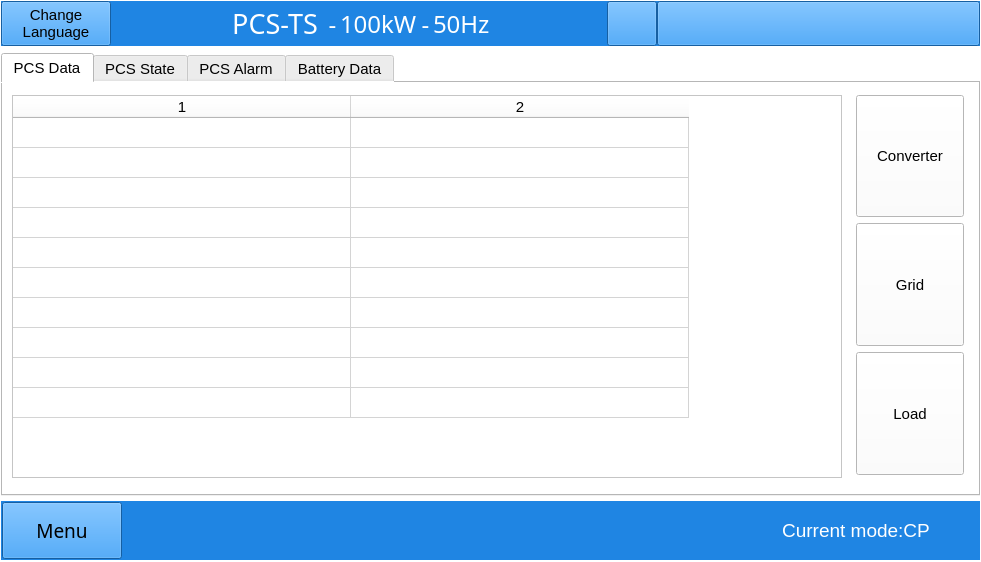
Old version of the form win.ui in the repository megarevolpr/Win.
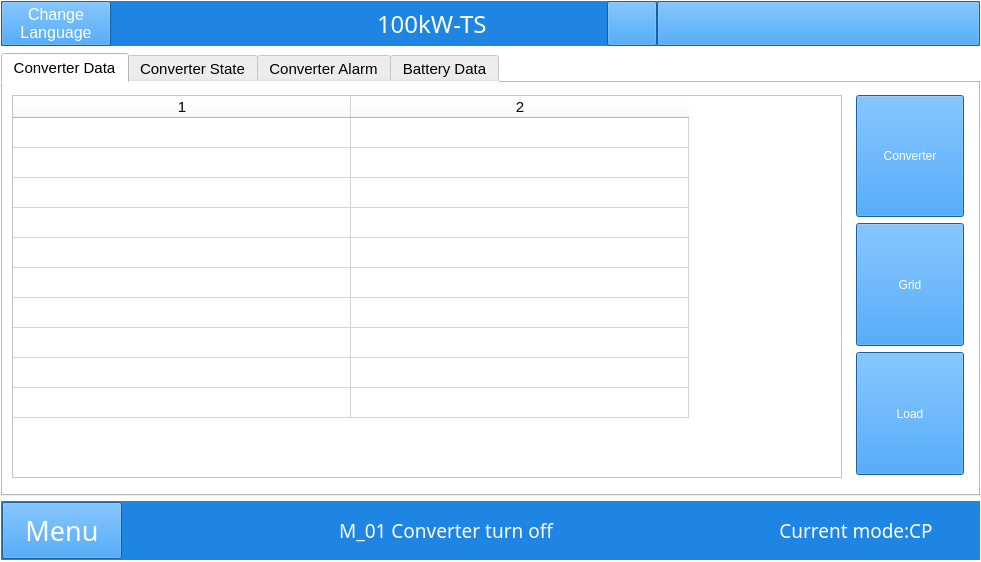
New version of the form. The open tabs and pages were chosen to show the change. Icons and pictures are not drawn.

```diff
--- a/win.ui
+++ b/win.ui
@@ -2514,68 +2514,6 @@
       <property name="spacing">
        <number>0</number>
       </property>
-      <item row="0" column="3">
-       <widget class="QLabel" name="label">
-        <property name="minimumSize">
-         <size>
-          <width>15</width>
-          <height>45</height>
-         </size>
-        </property>
-        <property name="maximumSize">
-         <size>
-          <width>99</width>
-          <height>45</height>
-         </size>
-        </property>
-        <property name="font">
-         <font>
-          <family>Agency FB</family>
-          <pointsize>18</pointsize>
-         </font>
-        </property>
-        <property name="styleSheet">
-         <string notr="true">color: rgb(255, 255, 255);</string>
-        </property>
-        <property name="text">
-         <string>-</string>
-        </property>
-        <property name="alignment">
-         <set>Qt::AlignCenter</set>
-        </property>
-       </widget>
-      </item>
-      <item row="0" column="5">
-       <widget class="QLabel" name="UI_space_1">
-        <property name="minimumSize">
-         <size>
-          <width>15</width>
-          <height>45</height>
-         </size>
-        </property>
-        <property name="maximumSize">
-         <size>
-          <width>99</width>
-          <height>45</height>
-         </size>
-        </property>
-        <property name="font">
-         <font>
-          <family>Agency FB</family>
-          <pointsize>18</pointsize>
-         </font>
-        </property>
-        <property name="styleSheet">
-         <string notr="true">color: rgb(255, 255, 255);</string>
-        </property>
-        <property name="text">
-         <string>-</string>
-        </property>
-        <property name="alignment">
-         <set>Qt::AlignCenter</set>
-        </property>
-       </widget>
-      </item>
       <item row="0" column="1">
        <spacer name="horizontalSpacer_10">
         <property name="orientation">
@@ -2589,72 +2527,30 @@
         </property>
        </spacer>
       </item>
-      <item row="0" column="6">
-       <widget class="QLabel" name="UI_Freq">
+      <item row="0" column="5">
+       <widget class="QPushButton" name="TimeSeting_btn">
         <property name="minimumSize">
          <size>
-          <width>60</width>
+          <width>323</width>
           <height>45</height>
          </size>
         </property>
         <property name="maximumSize">
          <size>
-          <width>9999</width>
+          <width>999</width>
           <height>45</height>
          </size>
         </property>
         <property name="font">
          <font>
-          <family>SimSun-ExtB</family>
-          <pointsize>18</pointsize>
+          <pointsize>20</pointsize>
          </font>
         </property>
         <property name="styleSheet">
          <string notr="true">color: rgb(255, 255, 255);</string>
         </property>
         <property name="text">
-         <string>50Hz</string>
-        </property>
-       </widget>
-      </item>
-      <item row="0" column="7">
-       <spacer name="horizontalSpacer_3">
-        <property name="orientation">
-         <enum>Qt::Horizontal</enum>
-        </property>
-        <property name="sizeHint" stdset="0">
-         <size>
-          <width>11</width>
-          <height>45</height>
-         </size>
-        </property>
-       </spacer>
-      </item>
-      <item row="0" column="4">
-       <widget class="QLabel" name="UI_captye">
-        <property name="minimumSize">
-         <size>
-          <width>75</width>
-          <height>45</height>
-         </size>
-        </property>
-        <property name="maximumSize">
-         <size>
-          <width>9999</width>
-          <height>45</height>
-         </size>
-        </property>
-        <property name="font">
-         <font>
-          <family>SimSun-ExtB</family>
-          <pointsize>18</pointsize>
-         </font>
-        </property>
-        <property name="styleSheet">
-         <string notr="true">color: rgb(255, 255, 255);</string>
-        </property>
-        <property name="text">
-         <string>100kW</string>
+         <string/>
         </property>
        </widget>
       </item>
@@ -2674,11 +2570,11 @@
         </property>
         <property name="font">
          <font>
-          <pointsize>11</pointsize>
+          <pointsize>12</pointsize>
          </font>
         </property>
         <property name="styleSheet">
-         <string notr="true"/>
+         <string notr="true">color: rgb(255, 255, 255);</string>
         </property>
         <property name="text">
          <string>Change
@@ -2686,65 +2582,7 @@
         </property>
        </widget>
       </item>
-      <item row="0" column="2">
-       <widget class="QLabel" name="Machine_Name">
-        <property name="minimumSize">
-         <size>
-          <width>100</width>
-          <height>45</height>
-         </size>
-        </property>
-        <property name="maximumSize">
-         <size>
-          <width>9999</width>
-          <height>45</height>
-         </size>
-        </property>
-        <property name="font">
-         <font>
-          <family>SimSun-ExtB</family>
-          <pointsize>20</pointsize>
-         </font>
-        </property>
-        <property name="styleSheet">
-         <string notr="true">color: rgb(255, 255, 255);</string>
-        </property>
-        <property name="text">
-         <string>PCS-TS</string>
-        </property>
-        <property name="alignment">
-         <set>Qt::AlignCenter</set>
-        </property>
-       </widget>
-      </item>
-      <item row="0" column="9">
-       <widget class="QPushButton" name="TimeSeting_btn">
-        <property name="minimumSize">
-         <size>
-          <width>323</width>
-          <height>45</height>
-         </size>
-        </property>
-        <property name="maximumSize">
-         <size>
-          <width>999</width>
-          <height>45</height>
-         </size>
-        </property>
-        <property name="font">
-         <font>
-          <pointsize>16</pointsize>
-         </font>
-        </property>
-        <property name="styleSheet">
-         <string notr="true">color: rgb(255, 255, 255);</string>
-        </property>
-        <property name="text">
-         <string/>
-        </property>
-       </widget>
-      </item>
-      <item row="0" column="8">
+      <item row="0" column="4">
        <widget class="QPushButton" name="Alarm_Button">
         <property name="minimumSize">
          <size>
@@ -2766,6 +2604,50 @@
         </property>
        </widget>
       </item>
+      <item row="0" column="3">
+       <spacer name="horizontalSpacer_3">
+        <property name="orientation">
+         <enum>Qt::Horizontal</enum>
+        </property>
+        <property name="sizeType">
+         <enum>QSizePolicy::Preferred</enum>
+        </property>
+        <property name="sizeHint" stdset="0">
+         <size>
+          <width>120</width>
+          <height>45</height>
+         </size>
+        </property>
+       </spacer>
+      </item>
+      <item row="0" column="2">
+       <widget class="QLabel" name="UI_captye">
+        <property name="minimumSize">
+         <size>
+          <width>75</width>
+          <height>45</height>
+         </size>
+        </property>
+        <property name="maximumSize">
+         <size>
+          <width>9999</width>
+          <height>45</height>
+         </size>
+        </property>
+        <property name="font">
+         <font>
+          <family>SimSun-ExtB</family>
+          <pointsize>18</pointsize>
+         </font>
+        </property>
+        <property name="styleSheet">
+         <string notr="true">color: rgb(255, 255, 255);</string>
+        </property>
+        <property name="text">
+         <string>100kW-TS</string>
+        </property>
+       </widget>
+      </item>
      </layout>
     </widget>
     <widget class="QStackedWidget" name="stackedWidget">
@@ -3883,7 +3765,7 @@
            </size>
           </property>
           <attribute name="title">
-           <string>PCS Data</string>
+           <string>Converter Data</string>
           </attribute>
           <layout class="QGridLayout" name="gridLayout_22">
            <property name="leftMargin">
@@ -4402,9 +4284,29 @@
                      <height>122</height>
                     </size>
                    </property>
+                   <property name="styleSheet">
+                    <string notr="true">QPushButton:checked {
+	background-color: rgb(85, 170, 255);
+	color: rgb(0, 0, 0);
+}
+QPushButton:!checked {
+    background-color: rgb(31, 133, 227);
+	color: rgb(255, 255, 255);
+}
+QPushButton::hover{
+	color: rgb(0, 0, 0);
+ }
+</string>
+                   </property>
                    <property name="text">
                     <string>Converter</string>
                    </property>
+                   <property name="checkable">
+                    <bool>true</bool>
+                   </property>
+                   <property name="autoExclusive">
+                    <bool>true</bool>
+                   </property>
                   </widget>
                  </item>
                  <item>
@@ -4421,9 +4323,29 @@
                      <height>123</height>
                     </size>
                    </property>
+                   <property name="styleSheet">
+                    <string notr="true">QPushButton:checked {
+	background-color: rgb(85, 170, 255);
+	color: rgb(0, 0, 0);
+}
+QPushButton:!checked {
+    background-color: rgb(31, 133, 227);
+	color: rgb(255, 255, 255);
+}
+QPushButton::hover{
+	color: rgb(0, 0, 0);
+ }
+</string>
+                   </property>
                    <property name="text">
                     <string>Grid</string>
                    </property>
+                   <property name="checkable">
+                    <bool>true</bool>
+                   </property>
+                   <property name="autoExclusive">
+                    <bool>true</bool>
+                   </property>
                   </widget>
                  </item>
                  <item>
@@ -4440,9 +4362,29 @@
                      <height>123</height>
                     </size>
                    </property>
+                   <property name="styleSheet">
+                    <string notr="true">QPushButton:checked {
+	background-color: rgb(85, 170, 255);
+	color: rgb(0, 0, 0);
+}
+QPushButton:!checked {
+    background-color: rgb(31, 133, 227);
+	color: rgb(255, 255, 255);
+}
+QPushButton::hover{
+	color: rgb(0, 0, 0);
+ }
+</string>
+                   </property>
                    <property name="text">
                     <string>Load</string>
                    </property>
+                   <property name="checkable">
+                    <bool>true</bool>
+                   </property>
+                   <property name="autoExclusive">
+                    <bool>true</bool>
+                   </property>
                   </widget>
                  </item>
                 </layout>
@@ -4467,7 +4409,7 @@
            </size>
           </property>
           <attribute name="title">
-           <string>PCS State</string>
+           <string>Converter State</string>
           </attribute>
           <layout class="QGridLayout" name="gridLayout_31">
            <property name="leftMargin">
@@ -4806,7 +4748,7 @@
            </size>
           </property>
           <attribute name="title">
-           <string>PCS Alarm</string>
+           <string>Converter Alarm</string>
           </attribute>
           <layout class="QGridLayout" name="gridLayout_4">
            <property name="leftMargin">
@@ -10079,9 +10021,12 @@
       <property name="font">
        <font>
         <family>SimSun-ExtB</family>
-        <pointsize>14</pointsize>
+        <pointsize>20</pointsize>
        </font>
       </property>
+      <property name="styleSheet">
+       <string notr="true">color: rgb(255, 255, 255);</string>
+      </property>
       <property name="text">
        <string>Menu</string>
       </property>
@@ -10109,12 +10054,18 @@
       </property>
       <property name="font">
        <font>
-        <family>SimSun-ExtB</family>
+        <family>新宋体</family>
         <pointsize>14</pointsize>
        </font>
       </property>
+      <property name="styleSheet">
+       <string notr="true">color: rgb(255, 255, 255);</string>
+      </property>
       <property name="text">
-       <string/>
+       <string>M_01 Converter turn off</string>
+      </property>
+      <property name="alignment">
+       <set>Qt::AlignCenter</set>
       </property>
      </widget>
      <widget class="QLabel" name="CurrentMode_lb">
@@ -10140,6 +10091,7 @@
       </property>
       <property name="font">
        <font>
+        <family>新宋体</family>
         <pointsize>14</pointsize>
        </font>
       </property>
```
Left out of the diff: 36 changed lines with no effect on the pictures.
